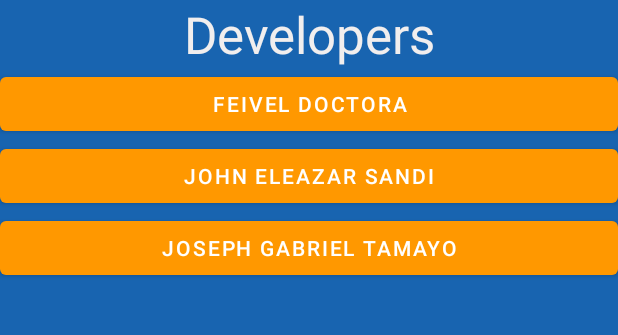
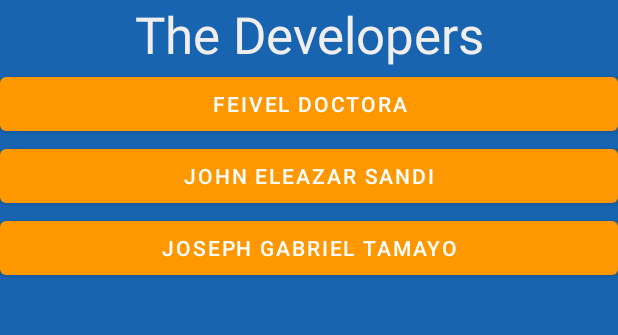
Before and after one commit to DoctoraCics/MobileProgrammingProject, an Android app: the Developers_Screen screen opened directly, with no data from a screen before it, on a phone screen of 412 x 824 dp, the part 84-419 px from its top. Run offline under Robolectric (Android 15) with nearby library versions, the phone set to English and light mode, and no system bars.

Commit message:
Update activity_developers_screen.xml

```diff
--- a/app/src/main/res/layout/activity_developers_screen.xml
+++ b/app/src/main/res/layout/activity_developers_screen.xml
@@ -23,7 +23,7 @@
             android:layout_width="match_parent"
             android:layout_height="wrap_content"
             android:gravity="center"
-            android:text="Developers"
+            android:text="The Developers"
             android:textColor="#F1EEEE"
             android:textSize="34sp" />
 
```
